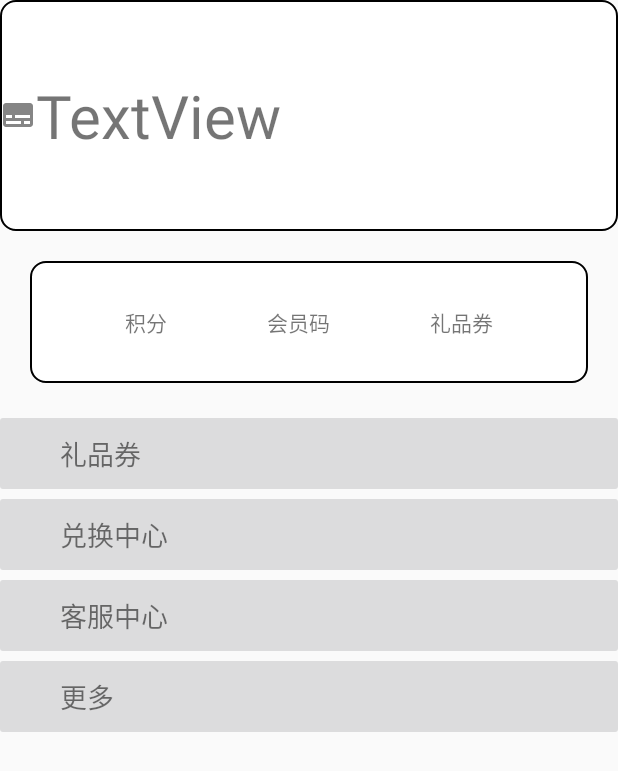
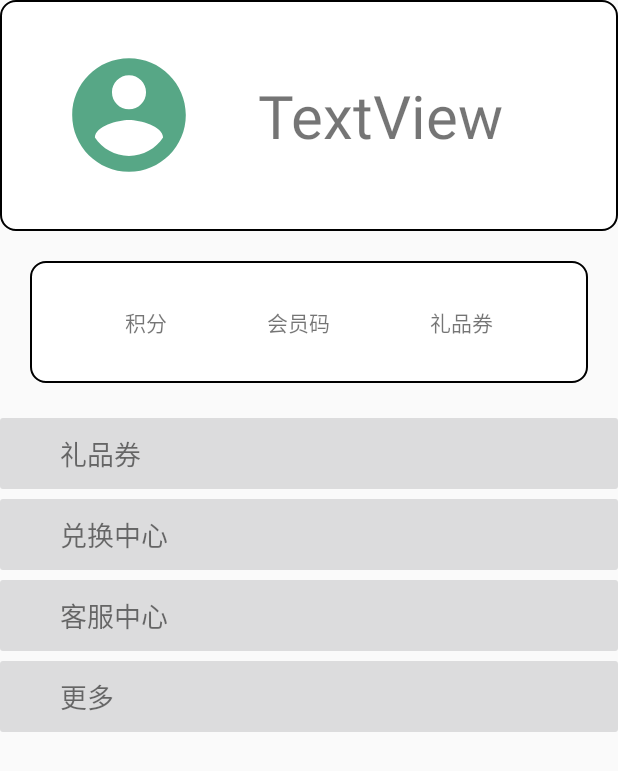
Before and after one commit to y894577/OrderApplication, an Android app: the layout fragment_myinfo.xml on its own in the app's theme, with its tools: preview values and no code run, on a phone screen of 412 x 824 dp. Shown: the top 771 px of the screen. Run offline under Robolectric (Android 15) with nearby library versions, the phone set to English and light mode, and no system bars; Roboto replaces fonts that are not available here.

Commit message:
【新增】全局变量【修复】一些界面的显示

```diff
--- a/app/src/main/AndroidManifest.xml
+++ b/app/src/main/AndroidManifest.xml
@@ -7,6 +7,7 @@
     <uses-permission android:name="android.permission.INTERNET" />
 
     <application
+        android:name=".MyApp"
         android:networkSecurityConfig="@xml/network_security_config"
         android:usesCleartextTraffic="true"
         android:allowBackup="true"
@@ -28,4 +29,5 @@
         <activity android:name=".Order.OrderActivity"></activity>
     </application>
 
+
 </manifest>
--- a/app/src/main/java/com/example/myapplication/ui/notifications/NotificationsFragment.java
+++ b/app/src/main/java/com/example/myapplication/ui/notifications/NotificationsFragment.java
@@ -15,6 +15,7 @@ import androidx.fragment.app.Fragment;
 import androidx.lifecycle.Observer;
 import androidx.lifecycle.ViewModelProviders;
 
+import com.example.myapplication.MyApp;
 import com.example.myapplication.Order.OrderActivity;
 import com.example.myapplication.Order.OrderAdapter;
 import com.example.myapplication.R;
@@ -39,6 +40,7 @@ public class NotificationsFragment extends Fragment {
 
     private NotificationsViewModel notificationsViewModel;
     private ListView order_list;
+    private MyApp myApp;
 
 
     public View onCreateView(@NonNull LayoutInflater inflater,
@@ -54,6 +56,9 @@ public class NotificationsFragment extends Fragment {
         order_list.setAdapter(orderListAdapter);
 
         ArrayList<OrderData> lists = new ArrayList<>();
+
+        myApp = (MyApp) getActivity().getApplication();
+        String userID = myApp.getUserID();
 
         OkHttpClient client = new OkHttpClient();
         RequestBody requestBody = new FormBody.Builder()
--- a/app/src/main/java/com/example/myapplication/ui/notifications/OrderListAdapter.java
+++ b/app/src/main/java/com/example/myapplication/ui/notifications/OrderListAdapter.java
@@ -58,8 +58,8 @@ public class OrderListAdapter extends BaseAdapter {
 
 
             vh.status.setText("状态：已完成");
-            vh.time.setText(data.get(position).getTime());
-            vh.total_money.setText(String.valueOf(data.get(position).getMoney()));
+            vh.time.setText("时间："+data.get(position).getTime());
+            vh.total_money.setText("￥ "+String.valueOf(data.get(position).getMoney()));
 
         } else {
             vh = (OrderListAdapter.ViewHold) convertView.getTag();
--- /dev/null
+++ b/app/src/main/res/drawable-anydpi/icon_user.xml
@@ -0,0 +1,14 @@
+<vector xmlns:android="http://schemas.android.com/apk/res/android"
+    android:width="24dp"
+    android:height="24dp"
+    android:viewportWidth="26.4"
+    android:viewportHeight="26.4"
+    android:tint="#2D9168"
+    android:alpha="0.8">
+  <group android:translateX="1.2"
+      android:translateY="1.2">
+      <path
+          android:fillColor="#FF000000"
+          android:pathData="M12,2C6.48,2 2,6.48 2,12s4.48,10 10,10 10,-4.48 10,-10S17.52,2 12,2zM12,5c1.66,0 3,1.34 3,3s-1.34,3 -3,3 -3,-1.34 -3,-3 1.34,-3 3,-3zM12,19.2c-2.5,0 -4.71,-1.28 -6,-3.22 0.03,-1.99 4,-3.08 6,-3.08 1.99,0 5.97,1.09 6,3.08 -1.29,1.94 -3.5,3.22 -6,3.22z"/>
+  </group>
+</vector>
--- a/app/src/main/res/layout/fragment_myinfo.xml
+++ b/app/src/main/res/layout/fragment_myinfo.xml
@@ -17,11 +17,18 @@
             android:layout_height="match_parent"
             android:background="@drawable/card_style">
 
+
+            <ImageView
+                android:src="@drawable/icon_user"
+                android:layout_width="100dp"
+                android:layout_height="100dp"
+                android:layout_gravity="center_vertical"/>
+
             <TextView
-                android:id="@+id/textView2"
+                android:id="@+id/myinfo_userid"
                 android:layout_width="wrap_content"
                 android:layout_height="wrap_content"
-                android:drawableLeft="@drawable/icon_index_order"
+                android:drawablePadding="10dp"
                 android:paddingVertical="50dp"
                 android:text="TextView"
                 android:textSize="40dp" />
@@ -37,9 +44,9 @@
             <LinearLayout
                 android:layout_width="wrap_content"
                 android:layout_height="match_parent"
+                android:layout_weight="1"
                 android:gravity="center_horizontal"
                 android:orientation="horizontal"
-                android:layout_weight="1"
                 android:padding="30dp">
 
 
@@ -87,46 +94,46 @@
                     android:id="@+id/textView9"
                     android:layout_width="match_parent"
                     android:layout_height="wrap_content"
+                    android:layout_marginVertical="3dp"
                     android:background="@drawable/list_style"
-                    android:layout_marginVertical="3dp"
-                    android:textSize="18dp"
                     android:paddingHorizontal="40dp"
                     android:paddingVertical="10dp"
-                    android:text="@string/myinfo_gift" />
+                    android:text="@string/myinfo_gift"
+                    android:textSize="18dp" />
 
                 <TextView
                     android:id="@+id/textView8"
                     android:layout_width="match_parent"
                     android:layout_height="wrap_content"
+                    android:layout_marginVertical="3dp"
                     android:background="@drawable/list_style"
-                    android:layout_marginVertical="3dp"
-                    android:textSize="18dp"
                     android:paddingHorizontal="40dp"
                     android:paddingVertical="10dp"
-                    android:text="@string/myinfo_exchange" />
+                    android:text="@string/myinfo_exchange"
+                    android:textSize="18dp" />
 
                 <TextView
                     android:id="@+id/textView11"
                     android:layout_width="match_parent"
                     android:layout_height="wrap_content"
+                    android:layout_marginVertical="3dp"
                     android:background="@drawable/list_style"
-                    android:layout_marginVertical="3dp"
-                    android:textSize="18dp"
                     android:paddingHorizontal="40dp"
                     android:paddingVertical="10dp"
-                    android:text="@string/myinfo_service" />
+                    android:text="@string/myinfo_service"
+                    android:textSize="18dp" />
 
 
                 <TextView
                     android:id="@+id/textView7"
                     android:layout_width="match_parent"
                     android:layout_height="wrap_content"
+                    android:layout_marginVertical="3dp"
                     android:background="@drawable/list_style"
-                    android:layout_marginVertical="3dp"
-                    android:textSize="18dp"
                     android:paddingHorizontal="40dp"
                     android:paddingVertical="10dp"
-                    android:text="@string/myinfo_more" />
+                    android:text="@string/myinfo_more"
+                    android:textSize="18dp" />
             </LinearLayout>
         </TableRow>
 
```
Also changed, not shown: app/src/main/java/com/example/myapplication/MyApp.java (added, +22 -0 lines), app/src/main/java/com/example/myapplication/Order/OrderActivity.java (+11 -4 lines), app/src/main/java/com/example/myapplication/login/LoginActivity.java (+9 -0 lines), app/src/main/java/com/example/myapplication/ui/myinfo/MyinfoFragment.java (+10 -7 lines), app/src/main/res/layout/item_order.xml (+5 -5 lines), app/src/main/res/drawable-hdpi/icon_user.png (added), app/src/main/res/drawable-mdpi/icon_user.png (added), app/src/main/res/drawable-xhdpi/icon_user.png (added), app/src/main/res/drawable-xxhdpi/icon_user.png (added).
